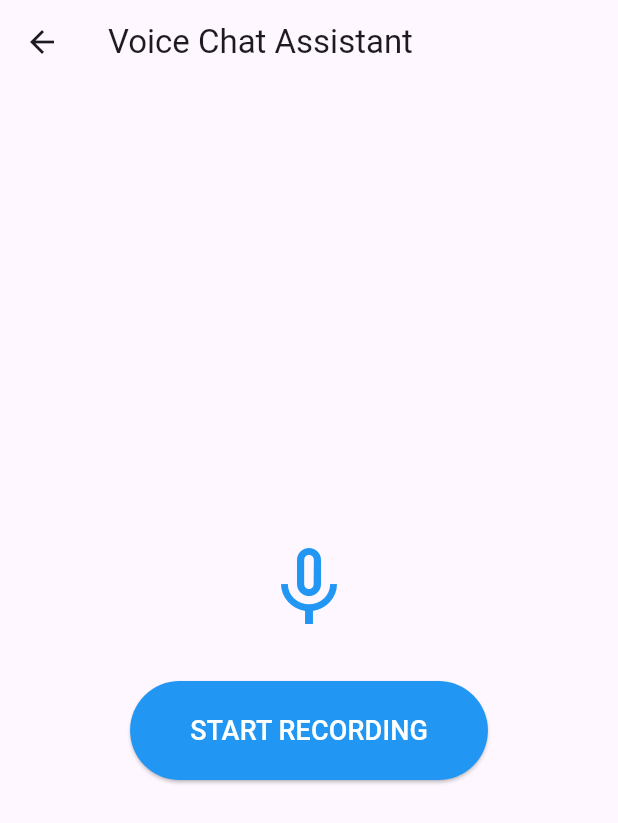
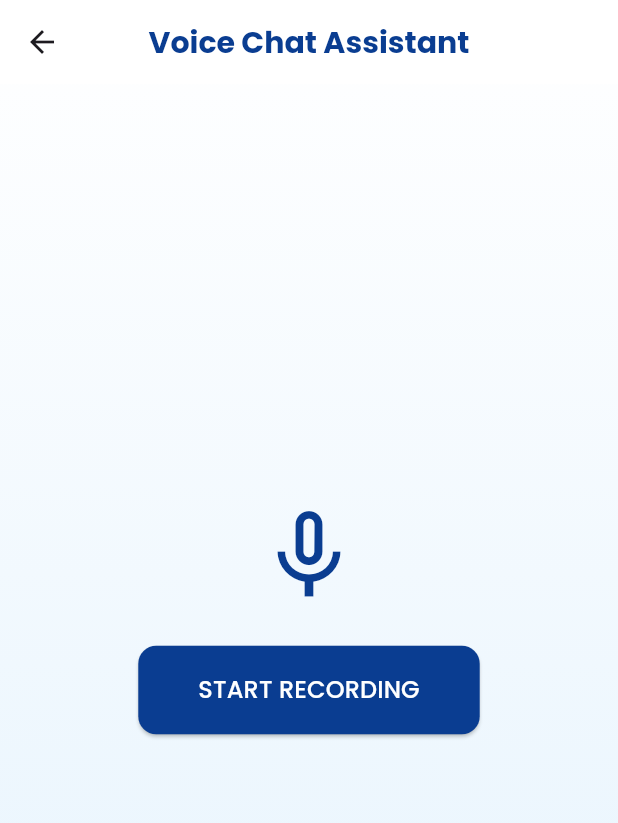
Before and after one commit to rakhi-1112/generic_voice_assistant, a Flutter app: the VoiceChatScreen screen opened by its route, on a phone screen of 412 x 824 dp. Shown: the top 823 px of the screen. Run offline on Flutter 3.47's test engine with Material 3 defaults, Android fonts, the phone set to English and light mode, and no system bars; our stand-ins replace audioplayers, firebase_auth, firebase_core, fl_chart, flutter_animate, flutter_markdown and 6 more; missing offline and left inert: flutter_sound, record; accounts and stored records are empty; project files that could hold a hidden picture were left out.

Commit message:
change css for voice chat

```diff
--- a/frontend_flutter/lib/screens/voice_chat/voice_chat_screen.dart
+++ b/frontend_flutter/lib/screens/voice_chat/voice_chat_screen.dart
@@ -1,5 +1,6 @@
 import 'dart:io';
 import 'package:flutter/material.dart';
+import 'package:google_fonts/google_fonts.dart';
 import 'package:http/http.dart' as http;
 import 'package:path_provider/path_provider.dart';
 import 'package:permission_handler/permission_handler.dart';
@@ -84,7 +85,7 @@ class _VoiceChatScreenState extends State<VoiceChatScreen> {
 
   Future<String?> getServerIp() async {
     final prefs = await SharedPreferences.getInstance();
-    return prefs.getString('server_ip') ?? 'http://192.168.1.38:5050';
+    return prefs.getString('server_ip') ?? 'http://192.168.1.39:5050';
   }
 
   Future<void> _sendToApi(String audioPath) async {
@@ -155,45 +156,77 @@ class _VoiceChatScreenState extends State<VoiceChatScreen> {
   @override
 Widget build(BuildContext context) {
   return Scaffold(
-      appBar: AppBar(title: const Text('Voice Chat Assistant')),
-      body: Center(
+    extendBodyBehindAppBar: true,
+    backgroundColor: Colors.white,
+    appBar: AppBar(
+      backgroundColor: Colors.white,
+      elevation: 0,
+      centerTitle: true,
+      title: Text(
+        'Voice Chat Assistant',
+        style: GoogleFonts.poppins(
+          color: const Color(0xFF0A3D91),
+          fontSize: 20,
+          fontWeight: FontWeight.bold,
+        ),
+      ),
+    ),
+    body: Stack(
+      children: [
+        // Gradient background
+        Positioned.fill(
+          child: Container(
+            decoration: const BoxDecoration(
+              gradient: LinearGradient(
+                colors: [Colors.white, Color(0xFFE3F2FD)],
+                begin: Alignment.topCenter,
+                end: Alignment.bottomCenter,
+              ),
+            ),
+          ),
+        ),
+        // Main content
+        Center(
+          child: Padding(
+            padding: const EdgeInsets.symmetric(horizontal: 20),
             child: Column(
               mainAxisAlignment: MainAxisAlignment.center,
               children: [
-            // Status indicators
                 if (_isProcessing) ...[
                   const CircularProgressIndicator(),
                   const SizedBox(height: 20),
-              const Text('Processing...', style: TextStyle(fontSize: 18)),
-              const SizedBox(height: 40),
+                  Text(
+                    'Processing...',
+                    style: GoogleFonts.poppins(fontSize: 18, fontWeight: FontWeight.w500),
+                  ),
                 ],
-
-            // Main recording UI
                 if (!_isProcessing && !_isPlaying) ...[
                   Icon(
                     _isRecording ? Icons.mic : Icons.mic_none,
-                size: 64,
-                color: _isRecording ? Colors.red : Colors.blue,
+                    size: 72,
+                    color: _isRecording ? Colors.red : const Color(0xFF0A3D91),
                   ),
-              const SizedBox(height: 30),
+                  const SizedBox(height: 24),
                   ElevatedButton(
                     onPressed: _isRecording ? _stopAndSend : _startRecording,
                     style: ElevatedButton.styleFrom(
-                  padding: const EdgeInsets.symmetric(horizontal: 40, vertical: 20),
-                  backgroundColor: _isRecording ? Colors.red : Colors.blue,
+                      backgroundColor: _isRecording ? Colors.red : const Color(0xFF0A3D91),
+                      padding: const EdgeInsets.symmetric(horizontal: 40, vertical: 18),
+                      shape: RoundedRectangleBorder(borderRadius: BorderRadius.circular(12)),
                     ),
                     child: Text(
                       _isRecording ? 'STOP & SEND' : 'START RECORDING',
-                  style: const TextStyle(fontSize: 18, color: Colors.white),
+                      style: GoogleFonts.poppins(fontSize: 16, color: Colors.white),
                     ),
                   ),
                 ],
-
-            // Playback UI
                 if (_isPlaying) ...[
                   const Icon(Icons.volume_up, size: 64, color: Colors.green),
                   const SizedBox(height: 20),
-              const Text('Playing response...', style: TextStyle(fontSize: 18)),
+                  Text(
+                    'Playing response...',
+                    style: GoogleFonts.poppins(fontSize: 18),
+                  ),
                   const SizedBox(height: 30),
                   ElevatedButton(
                     onPressed: () async {
@@ -203,32 +236,42 @@ class _VoiceChatScreenState extends State<VoiceChatScreen> {
                     style: ElevatedButton.styleFrom(
                       backgroundColor: Colors.red,
                       padding: const EdgeInsets.symmetric(horizontal: 40, vertical: 20),
+                      shape: RoundedRectangleBorder(borderRadius: BorderRadius.circular(12)),
                     ),
-                child: const Text(
+                    child: Text(
                       'STOP PLAYBACK',
-                  style: TextStyle(fontSize: 18, color: Colors.white),
+                      style: GoogleFonts.poppins(fontSize: 16, color: Colors.white),
                     ),
                   ),
                 ],
-
-            // Response playback control
                 if (_apiResponsePath != null && !_isProcessing && !_isPlaying) ...[
                   const SizedBox(height: 40),
-              const Text('Response Ready:', style: TextStyle(fontSize: 18)),
+                  Text(
+                    'Response Ready:',
+                    style: GoogleFonts.poppins(fontSize: 18, fontWeight: FontWeight.w500),
+                  ),
                   const SizedBox(height: 20),
                   ElevatedButton.icon(
-                icon: const Icon(Icons.play_arrow, size: 30),
-                label: const Text('PLAY RESPONSE', style: TextStyle(fontSize: 18)),
+                    icon: const Icon(Icons.play_arrow, size: 26),
+                    label: Text(
+                      'PLAY RESPONSE',
+                      style: GoogleFonts.poppins(fontSize: 16),
+                    ),
                     onPressed: () => _playResponse(_apiResponsePath!),
                     style: ElevatedButton.styleFrom(
-                  backgroundColor: const Color.fromARGB(255, 76, 155, 175),
+                      backgroundColor: const Color(0xFF1565C0),
                       padding: const EdgeInsets.symmetric(horizontal: 30, vertical: 15),
+                      shape: RoundedRectangleBorder(borderRadius: BorderRadius.circular(12)),
                     ),
                   ),
                 ],
               ],
             ),
           ),
+        ),
+      ],
+    ),
   );
 }
+
 }
```
Lines whose indentation alone changed are shown as unchanged.
